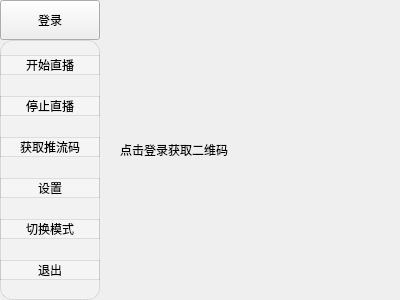
Old version of the form MainWindow.ui in the repository CrimsonSeraph/BiliBili_live_stram.
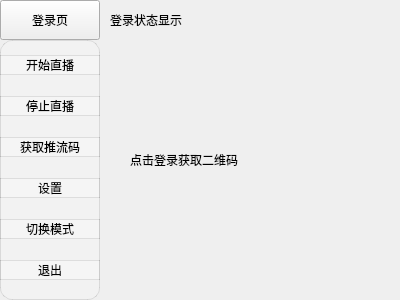
New version of the form. The open tabs and pages were chosen to show the change.

Commit message: 添加扫码登录功能

Diff of the .ui file:
```diff
--- a/MainWindow.ui
+++ b/MainWindow.ui
@@ -107,7 +107,7 @@
     </rect>
    </property>
    <property name="text">
-    <string>登录</string>
+    <string>登录页</string>
    </property>
   </widget>
   <widget class="QStackedWidget" name="all_stackedWidget">
@@ -205,16 +205,29 @@
     <widget class="QLabel" name="QR_code">
      <property name="geometry">
       <rect>
-       <x>10</x>
-       <y>10</y>
-       <width>260</width>
-       <height>260</height>
+       <x>20</x>
+       <y>30</y>
+       <width>240</width>
+       <height>240</height>
       </rect>
      </property>
      <property name="text">
       <string>点击登录获取二维码</string>
      </property>
     </widget>
+    <widget class="QLabel" name="Status_label">
+     <property name="geometry">
+      <rect>
+       <x>0</x>
+       <y>0</y>
+       <width>280</width>
+       <height>20</height>
+      </rect>
+     </property>
+     <property name="text">
+      <string>登录状态显示</string>
+     </property>
+    </widget>
    </widget>
   </widget>
  </widget>
```
Left out of the diff: 8 changed lines with no effect on the pictures. The commit also changes 10 other files.
